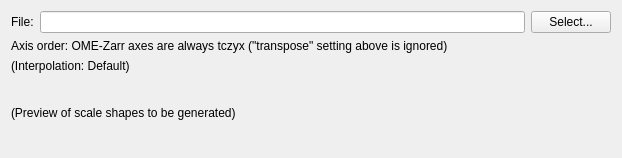
First picture: the form in volumina/widgets/multiscaleFileExportOptionsWidget.ui, repository ilastik/volumina, before the edit.
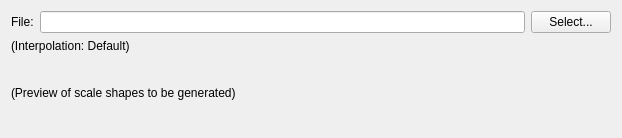
Second picture: the form after the edit.

Commit message:
Remove zarr axisorder message label
goal is to save space in the export dialog. For ome zarr axisorder will
be disabled, tooltip says why.

The edit to the form file:
```diff
--- a/volumina/widgets/multiscaleFileExportOptionsWidget.ui
+++ b/volumina/widgets/multiscaleFileExportOptionsWidget.ui
@@ -37,13 +37,6 @@
      </property>
     </widget>
    </item>
-   <item row="1" column="0" colspan="3">
-    <widget class="QLabel">
-     <property name="text">
-      <string>Axis order: OME-Zarr axes are always tczyx ("transpose" setting above is ignored)</string>
-     </property>
-    </widget>
-   </item>
    <item row="2" column="0" colspan="3">
     <widget class="QLabel" name="scalingInterpolationLabel">
      <property name="text">
```
The commit also changes 3 other files.
